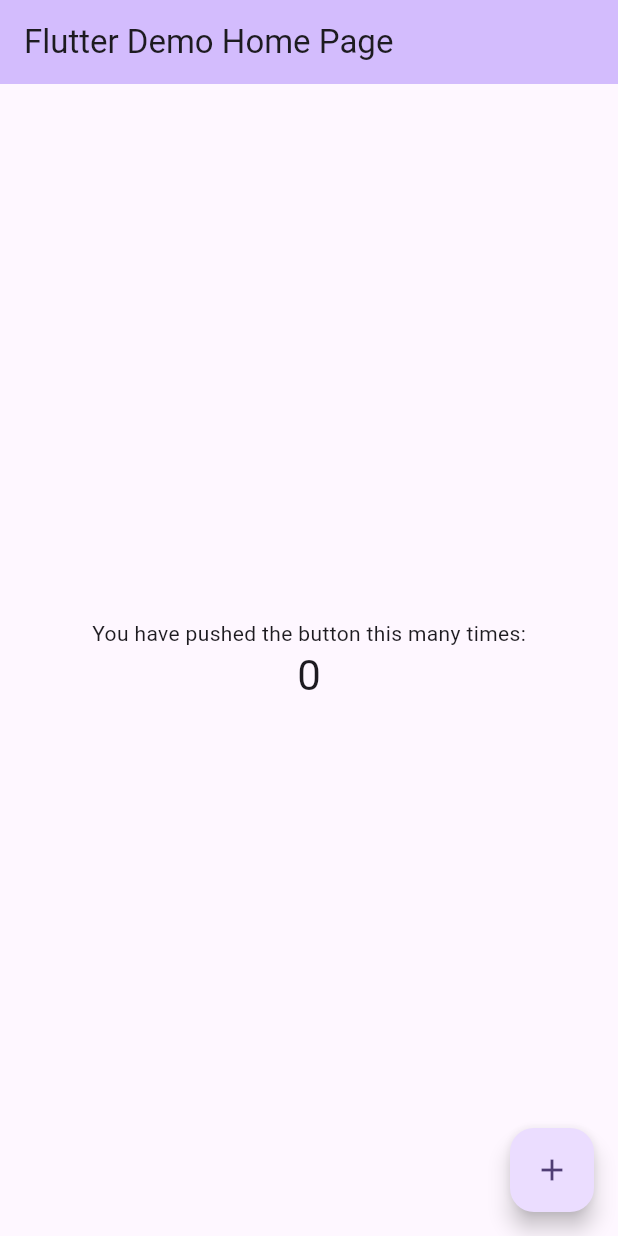
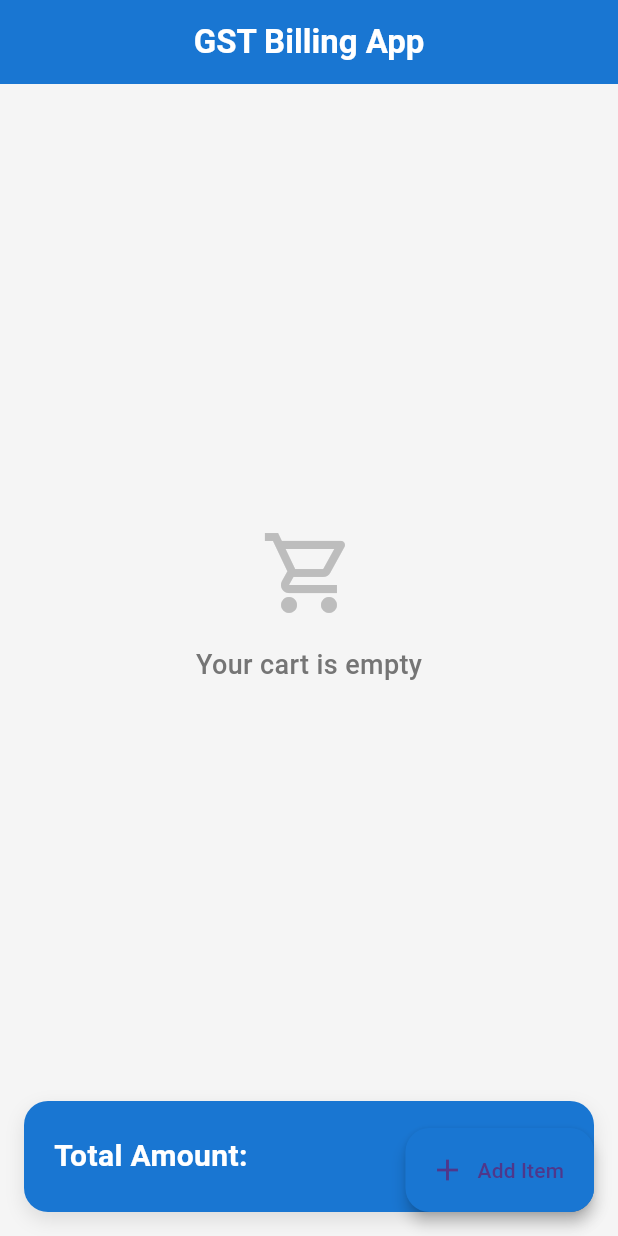
Before and after one commit to skgoswami2005/gst_billing_app, a Flutter app: the screen it shows after launch, on a phone screen of 412 x 824 dp. Run offline on Flutter 3.47's test engine with Material 3 defaults, Android fonts, the phone set to English and light mode, and no system bars.

Commit message:
Made basic layout ui

```diff
--- a/lib/main.dart
+++ b/lib/main.dart
@@ -1,4 +1,5 @@
 import 'package:flutter/material.dart';
+import 'package:gst_billing_app/screens/home_screen.dart';
 
 void main() {
   runApp(const MyApp());
@@ -12,26 +13,7 @@ class MyApp extends StatelessWidget {
   Widget build(BuildContext context) {
     return MaterialApp(
       title: 'Flutter Demo',
-      theme: ThemeData(
-        // This is the theme of your application.
-        //
-        // TRY THIS: Try running your application with "flutter run". You'll see
-        // the application has a purple toolbar. Then, without quitting the app,
-        // try changing the seedColor in the colorScheme below to Colors.green
-        // and then invoke "hot reload" (save your changes or press the "hot
-        // reload" button in a Flutter-supported IDE, or press "r" if you used
-        // the command line to start the app).
-        //
-        // Notice that the counter didn't reset back to zero; the application
-        // state is not lost during the reload. To reset the state, use hot
-        // restart instead.
-        //
-        // This works for code too, not just values: Most code changes can be
-        // tested with just a hot reload.
-        colorScheme: ColorScheme.fromSeed(seedColor: Colors.deepPurple),
-        useMaterial3: true,
-      ),
-      home: const MyHomePage(title: 'Flutter Demo Home Page'),
+      home: const HomeScreen(),
     );
   }
 }
--- /dev/null
+++ b/lib/models/product.dart
@@ -0,0 +1,17 @@
+class Product {
+  final String id;
+  final String name;
+  final double price;
+  final double gstPercentage;
+
+  Product({
+    required this.id,
+    required this.name,
+    required this.price,
+    required this.gstPercentage,
+  });
+
+  double get cgst => (price * gstPercentage / 100) / 2;
+  double get sgst => (price * gstPercentage / 100) / 2;
+  double get totalPrice => price + cgst + sgst;
+}
--- /dev/null
+++ b/lib/screens/home_screen.dart
@@ -0,0 +1,275 @@
+import 'package:flutter/material.dart';
+import '../models/product.dart';
+
+class HomeScreen extends StatefulWidget {
+  const HomeScreen({super.key});
+
+  @override
+  State<HomeScreen> createState() => _HomeScreenState();
+}
+
+class _HomeScreenState extends State<HomeScreen> {
+  final List<Product> cartItems = [];
+  final _formKey = GlobalKey<FormState>();
+  final _nameController = TextEditingController();
+  final _priceController = TextEditingController();
+  double _selectedGST = 5.0;
+
+  void _addProduct() {
+    if (_formKey.currentState!.validate()) {
+      setState(() {
+        cartItems.add(
+          Product(
+            id: DateTime.now().toString(),
+            name: _nameController.text,
+            price: double.parse(_priceController.text),
+            gstPercentage: _selectedGST,
+          ),
+        );
+      });
+      _nameController.clear();
+      _priceController.clear();
+      Navigator.pop(context);
+    }
+  }
+
+  double get totalAmount => cartItems.fold(
+        0,
+        (sum, item) => sum + item.totalPrice,
+      );
+
+  @override
+  Widget build(BuildContext context) {
+    return Scaffold(
+      backgroundColor: Colors.grey[100],
+      appBar: AppBar(
+        title: const Text(
+          'GST Billing App',
+          style: TextStyle(fontWeight: FontWeight.bold),
+        ),
+        centerTitle: true,
+        backgroundColor: Colors.blue[700],
+        foregroundColor: Colors.white,
+        elevation: 0,
+      ),
+      body: Padding(
+        padding: const EdgeInsets.all(16.0),
+        child: Column(
+          children: [
+            Expanded(
+              child: cartItems.isEmpty
+                  ? Center(
+                      child: Column(
+                        mainAxisAlignment: MainAxisAlignment.center,
+                        children: [
+                          Icon(
+                            Icons.shopping_cart_outlined,
+                            size: 64,
+                            color: Colors.grey[400],
+                          ),
+                          const SizedBox(height: 16),
+                          Text(
+                            'Your cart is empty',
+                            style: TextStyle(
+                              fontSize: 18,
+                              color: Colors.grey[600],
+                              fontWeight: FontWeight.w500,
+                            ),
+                          ),
+                        ],
+                      ),
+                    )
+                  : ListView.builder(
+                      itemCount: cartItems.length,
+                      itemBuilder: (context, index) {
+                        final item = cartItems[index];
+                        return Card(
+                          elevation: 2,
+                          margin: const EdgeInsets.symmetric(vertical: 8),
+                          shape: RoundedRectangleBorder(
+                            borderRadius: BorderRadius.circular(12),
+                          ),
+                          child: ListTile(
+                            contentPadding: const EdgeInsets.all(16),
+                            title: Text(
+                              item.name,
+                              style: const TextStyle(
+                                fontWeight: FontWeight.bold,
+                                fontSize: 16,
+                              ),
+                            ),
+                            subtitle: Column(
+                              crossAxisAlignment: CrossAxisAlignment.start,
+                              children: [
+                                const SizedBox(height: 8),
+                                Text(
+                                  'Base Price: ₹${item.price.toStringAsFixed(2)}',
+                                  style: TextStyle(color: Colors.grey[600]),
+                                ),
+                                Text(
+                                  'GST: ${item.gstPercentage}%',
+                                  style: TextStyle(color: Colors.grey[600]),
+                                ),
+                                Text(
+                                  'CGST: ₹${item.cgst.toStringAsFixed(2)} • SGST: ₹${item.sgst.toStringAsFixed(2)}',
+                                  style: TextStyle(color: Colors.grey[600]),
+                                ),
+                              ],
+                            ),
+                            trailing: Text(
+                              '₹${item.totalPrice.toStringAsFixed(2)}',
+                              style: TextStyle(
+                                fontSize: 18,
+                                fontWeight: FontWeight.bold,
+                                color: Colors.blue[700],
+                              ),
+                            ),
+                          ),
+                        );
+                      },
+                    ),
+            ),
+            Container(
+              padding: const EdgeInsets.all(20),
+              decoration: BoxDecoration(
+                color: Colors.blue[700],
+                borderRadius: BorderRadius.circular(16),
+                boxShadow: [
+                  BoxShadow(
+                    color: Colors.black.withOpacity(0.1),
+                    blurRadius: 10,
+                    offset: const Offset(0, 5),
+                  ),
+                ],
+              ),
+              child: Row(
+                mainAxisAlignment: MainAxisAlignment.spaceBetween,
+                children: [
+                  const Text(
+                    'Total Amount:',
+                    style: TextStyle(
+                      fontSize: 20,
+                      fontWeight: FontWeight.bold,
+                      color: Colors.white,
+                    ),
+                  ),
+                  Text(
+                    '₹${totalAmount.toStringAsFixed(2)}',
+                    style: const TextStyle(
+                      fontSize: 24,
+                      fontWeight: FontWeight.bold,
+                      color: Colors.white,
+                    ),
+                  ),
+                ],
+              ),
+            ),
+          ],
+        ),
+      ),
+      floatingActionButton: FloatingActionButton.extended(
+        onPressed: () => _showAddProductDialog(),
+        icon: const Icon(Icons.add),
+        label: const Text('Add Item'),
+        backgroundColor: Colors.blue[700],
+        elevation: 4,
+      ),
+    );
+  }
+
+  void _showAddProductDialog() {
+    showDialog(
+      context: context,
+      builder: (context) => AlertDialog(
+        shape: RoundedRectangleBorder(
+          borderRadius: BorderRadius.circular(16),
+        ),
+        title: Text(
+          'Add Product',
+          style: TextStyle(
+            color: Colors.blue[700],
+            fontWeight: FontWeight.bold,
+          ),
+        ),
+        content: Form(
+          key: _formKey,
+          child: Column(
+            mainAxisSize: MainAxisSize.min,
+            children: [
+              TextFormField(
+                controller: _nameController,
+                decoration: InputDecoration(
+                  labelText: 'Product Name',
+                  border: OutlineInputBorder(
+                    borderRadius: BorderRadius.circular(12),
+                  ),
+                  prefixIcon: const Icon(Icons.shopping_bag_outlined),
+                ),
+                validator: (value) =>
+                    value?.isEmpty ?? true ? 'Please enter product name' : null,
+              ),
+              const SizedBox(height: 16),
+              TextFormField(
+                controller: _priceController,
+                decoration: InputDecoration(
+                  labelText: 'Price',
+                  border: OutlineInputBorder(
+                    borderRadius: BorderRadius.circular(12),
+                  ),
+                  prefixIcon: const Icon(Icons.currency_rupee),
+                ),
+                keyboardType: TextInputType.number,
+                validator: (value) =>
+                    value?.isEmpty ?? true ? 'Please enter price' : null,
+              ),
+              const SizedBox(height: 16),
+              DropdownButtonFormField<double>(
+                value: _selectedGST,
+                items: [5.0, 12.0, 18.0, 28.0].map((gst) {
+                  return DropdownMenuItem(
+                    value: gst,
+                    child: Text('$gst%'),
+                  );
+                }).toList(),
+                onChanged: (value) {
+                  setState(() {
+                    _selectedGST = value!;
+                  });
+                },
+                decoration: InputDecoration(
+                  labelText: 'GST Rate',
+                  border: OutlineInputBorder(
+                    borderRadius: BorderRadius.circular(12),
+                  ),
+                  prefixIcon: const Icon(Icons.percent),
+                ),
+              ),
+            ],
+          ),
+        ),
+        actions: [
+          TextButton(
+            onPressed: () => Navigator.pop(context),
+            child: Text(
+              'Cancel',
+              style: TextStyle(color: Colors.grey[600]),
+            ),
+          ),
+          ElevatedButton(
+            onPressed: _addProduct,
+            style: ElevatedButton.styleFrom(
+              backgroundColor: Colors.blue[700],
+              shape: RoundedRectangleBorder(
+                borderRadius: BorderRadius.circular(8),
+              ),
+            ),
+            child: const Text(
+              'Add',
+              style: TextStyle(color: Colors.white),
+            ),
+          ),
+        ],
+      ),
+    );
+  }
+}
```
